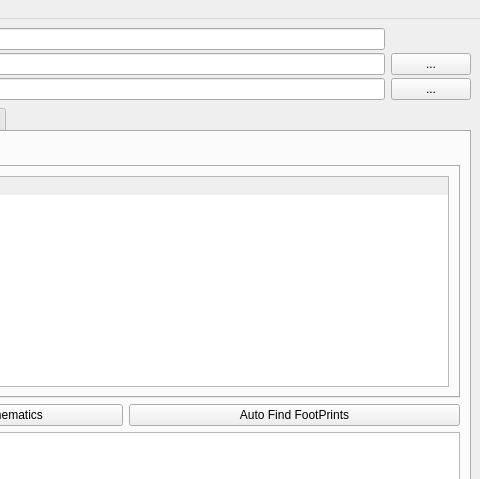
computergeek1507/KicadHelper, file res/mainwindow.ui: the form before one commit; both pictures show x 566 to 1046 and y 0 to 479 of the 1046 by 928 pixel window.
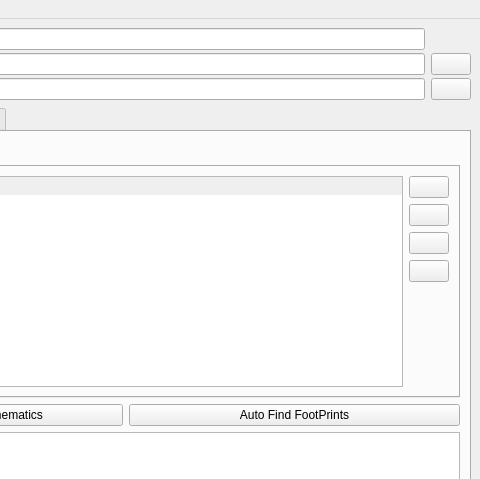
The form after the commit. The open tabs and pages were chosen to show the change. Icons and pictures are not drawn.

Commit message: added icons, started working on library table management

Diff of the .ui file:
```diff
--- a/res/mainwindow.ui
+++ b/res/mainwindow.ui
@@ -70,7 +70,11 @@
          </size>
         </property>
         <property name="text">
-         <string>...</string>
+         <string/>
+        </property>
+        <property name="icon">
+         <iconset resource="KicadHelper.qrc">
+          <normaloff>:/KicadHelper/icons/folder_go.png</normaloff>:/KicadHelper/icons/folder_go.png</iconset>
         </property>
        </widget>
       </item>
@@ -87,7 +91,11 @@
       <item row="2" column="2">
        <widget class="QPushButton" name="pbLibraryFolder">
         <property name="text">
-         <string>...</string>
+         <string/>
+        </property>
+        <property name="icon">
+         <iconset resource="KicadHelper.qrc">
+          <normaloff>:/KicadHelper/icons/folder_go.png</normaloff>:/KicadHelper/icons/folder_go.png</iconset>
         </property>
        </widget>
       </item>
@@ -232,6 +240,79 @@
               </column>
              </widget>
             </item>
+            <item>
+             <layout class="QVBoxLayout" name="verticalLayout_9">
+              <item>
+               <widget class="QPushButton" name="pbAddFpLibrary">
+                <property name="toolTip">
+                 <string>Add Library</string>
+                </property>
+                <property name="text">
+                 <string/>
+                </property>
+                <property name="icon">
+                 <iconset resource="KicadHelper.qrc">
+                  <normaloff>:/KicadHelper/icons/table_add.png</normaloff>:/KicadHelper/icons/table_add.png</iconset>
+                </property>
+               </widget>
+              </item>
+              <item>
+               <widget class="QPushButton" name="pbDeleteFpLibraries">
+                <property name="toolTip">
+                 <string>Remove Library</string>
+                </property>
+                <property name="text">
+                 <string/>
+                </property>
+                <property name="icon">
+                 <iconset resource="KicadHelper.qrc">
+                  <normaloff>:/KicadHelper/icons/table_delete.png</normaloff>:/KicadHelper/icons/table_delete.png</iconset>
+                </property>
+               </widget>
+              </item>
+              <item>
+               <widget class="QPushButton" name="pbViewFpLibrary">
+                <property name="toolTip">
+                 <string>View Library Footprints</string>
+                </property>
+                <property name="text">
+                 <string/>
+                </property>
+                <property name="icon">
+                 <iconset resource="KicadHelper.qrc">
+                  <normaloff>:/KicadHelper/icons/table_go.png</normaloff>:/KicadHelper/icons/table_go.png</iconset>
+                </property>
+               </widget>
+              </item>
+              <item>
+               <widget class="QPushButton" name="pbOpenFpLibrary">
+                <property name="toolTip">
+                 <string>Open Library Folder</string>
+                </property>
+                <property name="text">
+                 <string/>
+                </property>
+                <property name="icon">
+                 <iconset resource="KicadHelper.qrc">
+                  <normaloff>:/KicadHelper/icons/folder_table.png</normaloff>:/KicadHelper/icons/folder_table.png</iconset>
+                </property>
+               </widget>
+              </item>
+              <item>
+               <spacer name="verticalSpacer_3">
+                <property name="orientation">
+                 <enum>Qt::Vertical</enum>
+                </property>
+                <property name="sizeHint" stdset="0">
+                 <size>
+                  <width>20</width>
+                  <height>40</height>
+                 </size>
+                </property>
+               </spacer>
+              </item>
+             </layout>
+            </item>
            </layout>
           </widget>
           <widget class="QWidget" name="tab_2">
```
Left out of the diff: 178 changed lines with no effect on the pictures. The commit also changes 176 other files.
